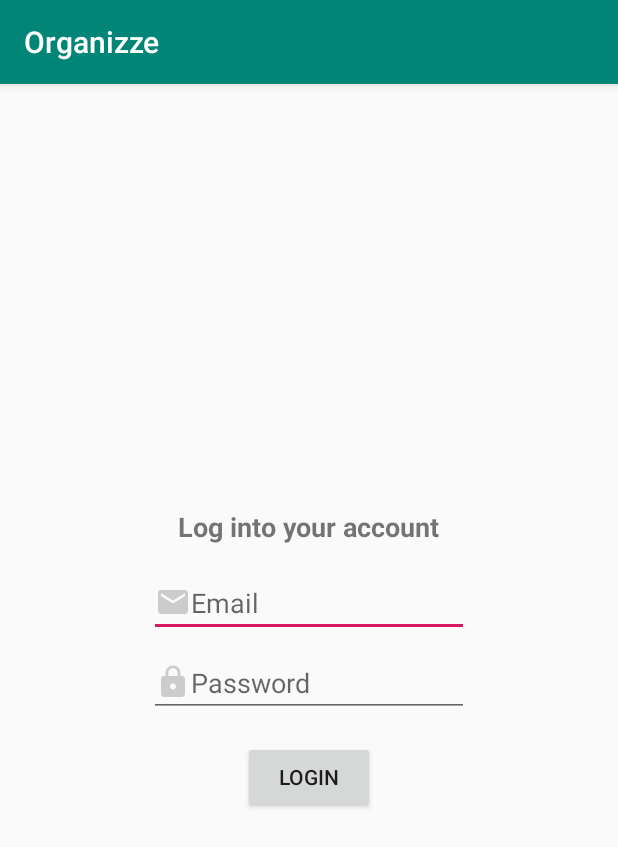
After one commit to julianasalafia/OrganizzeApp, an Android app: the LoginActivity screen opened directly, with no data from a screen before it, on a phone screen of 412 x 824 dp. The commit adds this screen. Shown: the top 847 px of the screen. Run offline under Robolectric (Android 15) with nearby library versions, the phone set to English and light mode, and no system bars.

Commit message:
creating sign up screen and login screen

```diff
--- a/app/src/main/AndroidManifest.xml
+++ b/app/src/main/AndroidManifest.xml
@@ -9,6 +9,8 @@
         android:roundIcon="@mipmap/ic_launcher_round"
         android:supportsRtl="true"
         android:theme="@style/AppTheme">
+        <activity android:name=".activity.SignUpActivity"></activity>
+        <activity android:name=".activity.LoginActivity" />
         <activity
             android:name=".MainActivity"
             android:theme="@style/Theme.Intro">
--- /dev/null
+++ b/app/src/main/java/com/cursoandroid/organizze/activity/LoginActivity.java
@@ -0,0 +1,16 @@
+package com.cursoandroid.organizze.activity;
+
+import androidx.appcompat.app.AppCompatActivity;
+
+import android.os.Bundle;
+
+import com.cursoandroid.organizze.R;
+
+public class LoginActivity extends AppCompatActivity {
+
+    @Override
+    protected void onCreate(Bundle savedInstanceState) {
+        super.onCreate(savedInstanceState);
+        setContentView(R.layout.activity_login);
+    }
+}
--- /dev/null
+++ b/app/src/main/res/drawable/ic_email_gray_24dp.xml
@@ -0,0 +1,5 @@
+<vector android:height="24dp" android:tint="#CCCCCC"
+    android:viewportHeight="24.0" android:viewportWidth="24.0"
+    android:width="24dp" xmlns:android="http://schemas.android.com/apk/res/android">
+    <path android:fillColor="#FF000000" android:pathData="M20,4L4,4c-1.1,0 -1.99,0.9 -1.99,2L2,18c0,1.1 0.9,2 2,2h16c1.1,0 2,-0.9 2,-2L22,6c0,-1.1 -0.9,-2 -2,-2zM20,8l-8,5 -8,-5L4,6l8,5 8,-5v2z"/>
+</vector>
--- /dev/null
+++ b/app/src/main/res/drawable/ic_lock_gray_24dp.xml
@@ -0,0 +1,5 @@
+<vector android:height="24dp" android:tint="#CCCCCC"
+    android:viewportHeight="24.0" android:viewportWidth="24.0"
+    android:width="24dp" xmlns:android="http://schemas.android.com/apk/res/android">
+    <path android:fillColor="#FF000000" android:pathData="M18,8h-1L17,6c0,-2.76 -2.24,-5 -5,-5S7,3.24 7,6v2L6,8c-1.1,0 -2,0.9 -2,2v10c0,1.1 0.9,2 2,2h12c1.1,0 2,-0.9 2,-2L20,10c0,-1.1 -0.9,-2 -2,-2zM12,17c-1.1,0 -2,-0.9 -2,-2s0.9,-2 2,-2 2,0.9 2,2 -0.9,2 -2,2zM15.1,8L8.9,8L8.9,6c0,-1.71 1.39,-3.1 3.1,-3.1 1.71,0 3.1,1.39 3.1,3.1v2z"/>
+</vector>
--- /dev/null
+++ b/app/src/main/res/drawable/ic_person_gray_24dp.xml
@@ -0,0 +1,5 @@
+<vector android:height="24dp" android:tint="#CCCCCC"
+    android:viewportHeight="24.0" android:viewportWidth="24.0"
+    android:width="24dp" xmlns:android="http://schemas.android.com/apk/res/android">
+    <path android:fillColor="#FF000000" android:pathData="M12,12c2.21,0 4,-1.79 4,-4s-1.79,-4 -4,-4 -4,1.79 -4,4 1.79,4 4,4zM12,14c-2.67,0 -8,1.34 -8,4v2h16v-2c0,-2.66 -5.33,-4 -8,-4z"/>
+</vector>
--- /dev/null
+++ b/app/src/main/res/layout/activity_login.xml
@@ -0,0 +1,60 @@
+<?xml version="1.0" encoding="utf-8"?>
+<androidx.constraintlayout.widget.ConstraintLayout xmlns:android="http://schemas.android.com/apk/res/android"
+    xmlns:app="http://schemas.android.com/apk/res-auto"
+    xmlns:tools="http://schemas.android.com/tools"
+    android:layout_width="match_parent"
+    android:layout_height="match_parent"
+    tools:context=".activity.LoginActivity">
+
+    <TextView
+        android:id="@+id/textView8"
+        android:layout_width="wrap_content"
+        android:layout_height="wrap_content"
+        android:layout_marginBottom="16dp"
+        android:text="Log into your account"
+        android:textSize="18sp"
+        android:textStyle="bold"
+        app:layout_constraintBottom_toTopOf="@+id/editText4"
+        app:layout_constraintEnd_toEndOf="parent"
+        app:layout_constraintStart_toStartOf="parent"
+        app:layout_constraintTop_toTopOf="parent"
+        app:layout_constraintVertical_chainStyle="packed" />
+
+    <EditText
+        android:id="@+id/editText4"
+        android:layout_width="wrap_content"
+        android:layout_height="wrap_content"
+        android:layout_marginBottom="8dp"
+        android:drawableLeft="@drawable/ic_email_gray_24dp"
+        android:ems="10"
+        android:hint="Email"
+        android:inputType="textEmailAddress"
+        app:layout_constraintBottom_toTopOf="@+id/editText5"
+        app:layout_constraintEnd_toEndOf="parent"
+        app:layout_constraintStart_toStartOf="parent"
+        app:layout_constraintTop_toBottomOf="@+id/textView8" />
+
+    <EditText
+        android:id="@+id/editText5"
+        android:layout_width="wrap_content"
+        android:layout_height="wrap_content"
+        android:drawableLeft="@drawable/ic_lock_gray_24dp"
+        android:ems="10"
+        android:hint="Password"
+        android:inputType="textPassword"
+        app:layout_constraintBottom_toTopOf="@+id/button4"
+        app:layout_constraintEnd_toEndOf="parent"
+        app:layout_constraintStart_toStartOf="parent"
+        app:layout_constraintTop_toBottomOf="@+id/editText4" />
+
+    <Button
+        android:id="@+id/button4"
+        android:layout_width="wrap_content"
+        android:layout_height="wrap_content"
+        android:layout_marginTop="16dp"
+        android:text="@string/log_in_button"
+        app:layout_constraintBottom_toBottomOf="parent"
+        app:layout_constraintEnd_toEndOf="parent"
+        app:layout_constraintStart_toStartOf="parent"
+        app:layout_constraintTop_toBottomOf="@+id/editText5" />
+</androidx.constraintlayout.widget.ConstraintLayout>
```
Also changed, not shown: app/src/main/java/com/cursoandroid/organizze/MainActivity.java (+17 -0 lines), app/src/main/java/com/cursoandroid/organizze/activity/SignUpActivity.java (added, +16 -0 lines), app/src/main/res/layout/activity_sign_up.xml (added, +84 -0 lines), app/src/main/res/layout/intro_register.xml (added, +59 -0 lines), app/src/main/res/values/strings.xml (+7 -0 lines).
